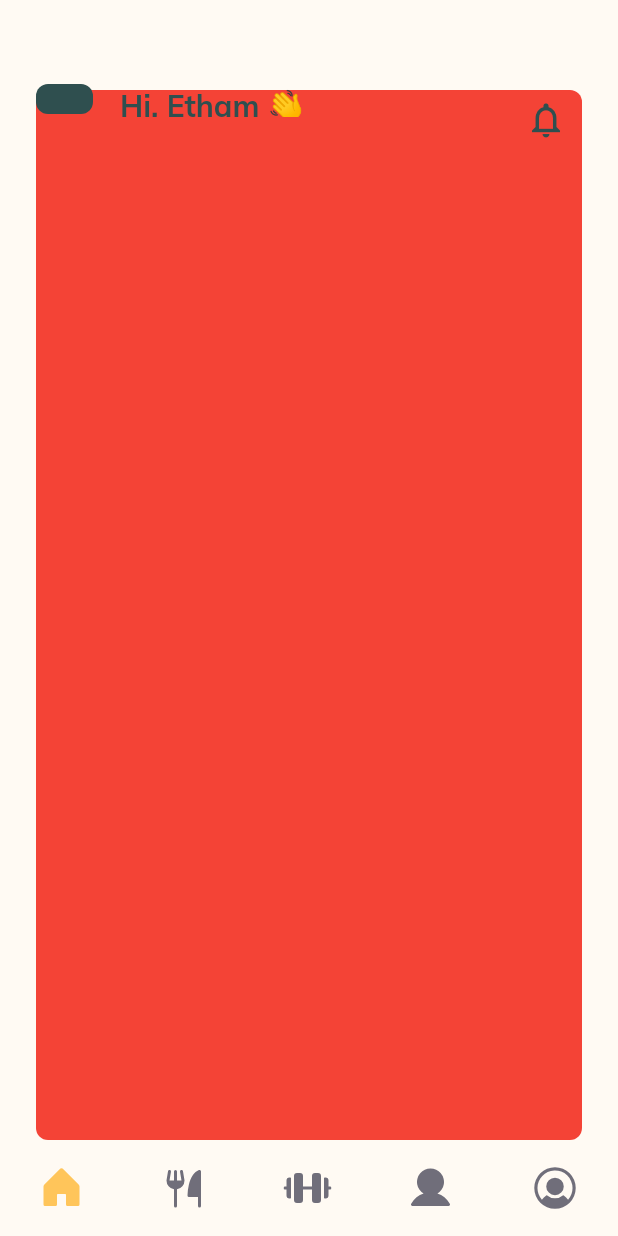
After one commit to ContinuumTeam/GymHabit, a Flutter app: the screen it shows after launch, swiped to page 2, on a phone screen of 412 x 824 dp. The commit adds this screen. Run offline on Flutter 3.47's test engine with Material 2 defaults, Android fonts, the phone set to English and light mode, and no system bars; our stand-ins replace dartz, dio, equatable, firebase_core, fl_chart, get_it and 3 more; accounts and stored records are empty.

Commit message:
refactor: criada novas pages

```diff
--- a/lib/features/auth/presenter/screens/pages/home/home_page.dart
+++ b/lib/features/auth/presenter/screens/pages/home/home_page.dart
@@ -1,6 +1,10 @@
 import 'package:flutter/material.dart';
 import 'package:gymhabit/features/auth/presenter/controllers/home_controller.dart';
 import 'package:gymhabit/features/auth/presenter/screens/pages/home/pages/daily_activity_page.dart';
+import 'package:gymhabit/features/auth/presenter/screens/pages/home/pages/nutrition_page.dart';
+import 'package:gymhabit/features/auth/presenter/screens/pages/home/pages/profile_page.dart';
+import 'package:gymhabit/features/auth/presenter/screens/pages/home/pages/trainer_page.dart';
+import 'package:gymhabit/features/auth/presenter/screens/pages/home/pages/workout_page.dart';
 import 'package:gymhabit/features/auth/presenter/screens/theme/app_colors.dart';
 import 'package:gymhabit/features/auth/presenter/screens/theme/app_text.dart';
 import 'package:phosphor_flutter/phosphor_flutter.dart';
@@ -26,7 +30,7 @@ class _HomePageState extends State<HomePage> {
           padding: const EdgeInsets.only(top: 40),
           child: Center(
             child: ListTile(
-              contentPadding: const EdgeInsets.symmetric(horizontal: 18),
+              contentPadding: const EdgeInsets.symmetric(horizontal: 24),
               leading: Container(
                 width: 38,
                 height: 38,
@@ -65,6 +69,10 @@ class _HomePageState extends State<HomePage> {
               physics: const NeverScrollableScrollPhysics(),
               children: const [
                 DailyActivityPage(),
+                NutritionPage(),
+                WorkoutPage(),
+                TrainerPage(),
+                ProfilePage(),
               ],
             );
           }),
@@ -76,7 +84,9 @@ class _HomePageState extends State<HomePage> {
           children: [
             IconButton(
               onPressed: () {
-                setState(() {});
+                setState(() {
+                  controller.setPage(0);
+                });
               },
               iconSize: 32,
               icon: const Icon(PhosphorIcons.houseFill),
@@ -84,26 +94,42 @@ class _HomePageState extends State<HomePage> {
             ),
             IconButton(
               onPressed: () {
-                setState(() {});
+                setState(() {
+                  controller.setPage(1);
+                });
               },
               iconSize: 32,
-              icon: const Icon(PhosphorIcons.compass),
+              icon: const Icon(PhosphorIcons.forkKnifeFill),
               color: AppColors.body,
             ),
             IconButton(
               onPressed: () {
-                setState(() {});
+                setState(() {
+                  controller.setPage(2);
+                });
               },
               iconSize: 32,
-              icon: const Icon(PhosphorIcons.heart),
+              icon: const Icon(PhosphorIcons.barbellFill),
               color: AppColors.body,
             ),
             IconButton(
               onPressed: () {
-                setState(() {});
+                setState(() {
+                  controller.setPage(3);
+                });
+              },
+              iconSize: 32,
+              icon: const Icon(PhosphorIcons.userFill),
+              color: AppColors.body,
+            ),
+            IconButton(
+              onPressed: () {
+                setState(() {
+                  controller.setPage(4);
+                });
               },
               iconSize: 34,
-              icon: const Icon(PhosphorIcons.userCircle),
+              icon: const Icon(PhosphorIcons.userCircleFill),
               color: AppColors.body,
             ),
           ],
--- /dev/null
+++ b/lib/features/auth/presenter/screens/pages/home/pages/nutrition_page.dart
@@ -0,0 +1,26 @@
+import 'dart:math';
+
+import 'package:flutter/material.dart';
+import 'package:flutter/src/widgets/framework.dart';
+import 'package:flutter/src/widgets/placeholder.dart';
+
+class NutritionPage extends StatefulWidget {
+  const NutritionPage({super.key});
+
+  @override
+  State<NutritionPage> createState() => _NutritionPageState();
+}
+
+class _NutritionPageState extends State<NutritionPage> {
+  @override
+  Widget build(BuildContext context) {
+    return Padding(
+      padding: const EdgeInsets.symmetric(horizontal: 24),
+      child: Container(
+        decoration: const BoxDecoration(
+            color: Colors.red,
+            borderRadius: BorderRadius.all(Radius.circular(8))),
+      ),
+    );
+  }
+}
```
Also changed, not shown: lib/features/auth/presenter/screens/pages/home/pages/profile_page.dart (added, +25 -0 lines), lib/features/auth/presenter/screens/pages/home/pages/trainer_page.dart (added, +24 -0 lines), lib/features/auth/presenter/screens/pages/home/pages/workout_page.dart (added, +24 -0 lines).
